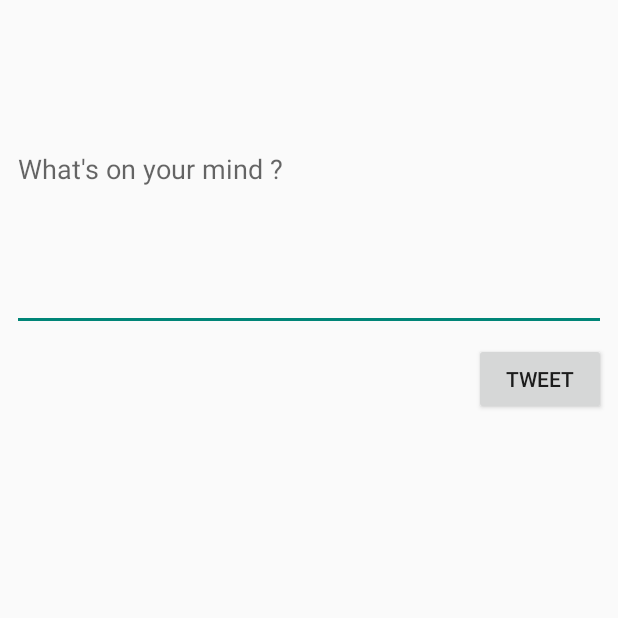
After one commit to Albert4940/SimpleTwitter, an Android app: the ComposeActivity screen opened directly, with no data from a screen before it, on a phone screen of 412 x 824 dp, the top half of it. The commit adds this screen. Run offline under Robolectric (Android 15) with nearby library versions, the phone set to English and light mode, and no system bars.

Commit message:
I add an activity for tweet

```diff
--- a/app/build.gradle
+++ b/app/build.gradle
@@ -48,4 +48,5 @@ dependencies {
     implementation 'com.android.support:support-v4:28.0.0'
     implementation 'org.parceler:parceler-api:1.1.12'
     annotationProcessor 'org.parceler:parceler:1.1.12'
+
 }
--- a/app/src/main/AndroidManifest.xml
+++ b/app/src/main/AndroidManifest.xml
@@ -13,7 +13,8 @@
         android:icon="@drawable/twitter2"
         android:label="@string/app_name"
         android:theme="@style/AppTheme">
-        <activity android:name=".DetailTweetActivity"></activity>
+        <activity android:name=".ComposeActivity"></activity>
+        <activity android:name=".DetailTweetActivity" />
         <activity android:name=".TimelineActivity" />
         <activity
             android:name=".LoginActivity"
--- /dev/null
+++ b/app/src/main/java/com/codepath/apps/restclienttemplate/ComposeActivity.java
@@ -0,0 +1,46 @@
+package com.codepath.apps.restclienttemplate;
+
+import android.support.v7.app.AppCompatActivity;
+import android.os.Bundle;
+import android.view.View;
+import android.widget.Button;
+import android.widget.EditText;
+import android.widget.Toast;
+
+public class ComposeActivity extends AppCompatActivity {
+
+    private EditText etCompose;
+    private Button btnTweet;
+    @Override
+    protected void onCreate(Bundle savedInstanceState) {
+        super.onCreate(savedInstanceState);
+        setContentView(R.layout.activity_compose);
+
+        etCompose = findViewById(R.id.etCompose);
+        btnTweet = findViewById(R.id.btnTweet);
+
+        //set click listener on button
+        btnTweet.setOnClickListener(new View.OnClickListener() {
+            @Override
+            public void onClick(View v) {
+                 String tweetContent = etCompose.getText().toString();
+
+                //error-handling
+                if(tweetContent.isEmpty())
+                {
+                    Toast.makeText(ComposeActivity.this, "Your tweet is empty !", Toast.LENGTH_SHORT).show();
+                    return;
+                }
+                if(tweetContent.length()>140)
+                {
+                    Toast.makeText(ComposeActivity.this, "Your tweet is lonnger !", Toast.LENGTH_SHORT).show();
+                    return;
+                }
+                Toast.makeText(ComposeActivity.this, tweetContent, Toast.LENGTH_LONG).show();
+                //Make API to call to twitter to publish
+            }
+        });
+
+
+    }
+}
--- /dev/null
+++ b/app/src/main/res/layout/activity_compose.xml
@@ -0,0 +1,37 @@
+<?xml version="1.0" encoding="utf-8"?>
+<android.support.constraint.ConstraintLayout xmlns:android="http://schemas.android.com/apk/res/android"
+    xmlns:app="http://schemas.android.com/apk/res-auto"
+    xmlns:tools="http://schemas.android.com/tools"
+    android:layout_width="match_parent"
+    android:layout_height="match_parent"
+    tools:context=".ComposeActivity">
+
+    <EditText
+        android:id="@+id/etCompose"
+        android:layout_width="0dp"
+        android:layout_height="wrap_content"
+        android:layout_marginStart="8dp"
+        android:layout_marginTop="8dp"
+        android:layout_marginEnd="8dp"
+        android:layout_marginBottom="521dp"
+        android:ems="10"
+        android:gravity="start|top"
+        android:hint="What's on your mind ?"
+        android:inputType="textMultiLine"
+        android:minLines="5"
+        app:layout_constraintBottom_toBottomOf="parent"
+        app:layout_constraintEnd_toEndOf="parent"
+        app:layout_constraintStart_toStartOf="parent"
+        app:layout_constraintTop_toTopOf="parent" />
+
+    <Button
+        android:id="@+id/btnTweet"
+        android:layout_width="wrap_content"
+        android:layout_height="wrap_content"
+        android:layout_marginTop="8dp"
+        android:layout_marginEnd="8dp"
+        android:text="Tweet"
+        app:layout_constraintEnd_toEndOf="parent"
+        app:layout_constraintTop_toBottomOf="@+id/etCompose"
+        tools:text="Tweet" />
+</android.support.constraint.ConstraintLayout>
```
Also changed, not shown: app/src/main/java/com/codepath/apps/restclienttemplate/TimelineActivity.java (+23 -2 lines), app/src/main/res/menu/menu_main.xml (added, +10 -0 lines).
